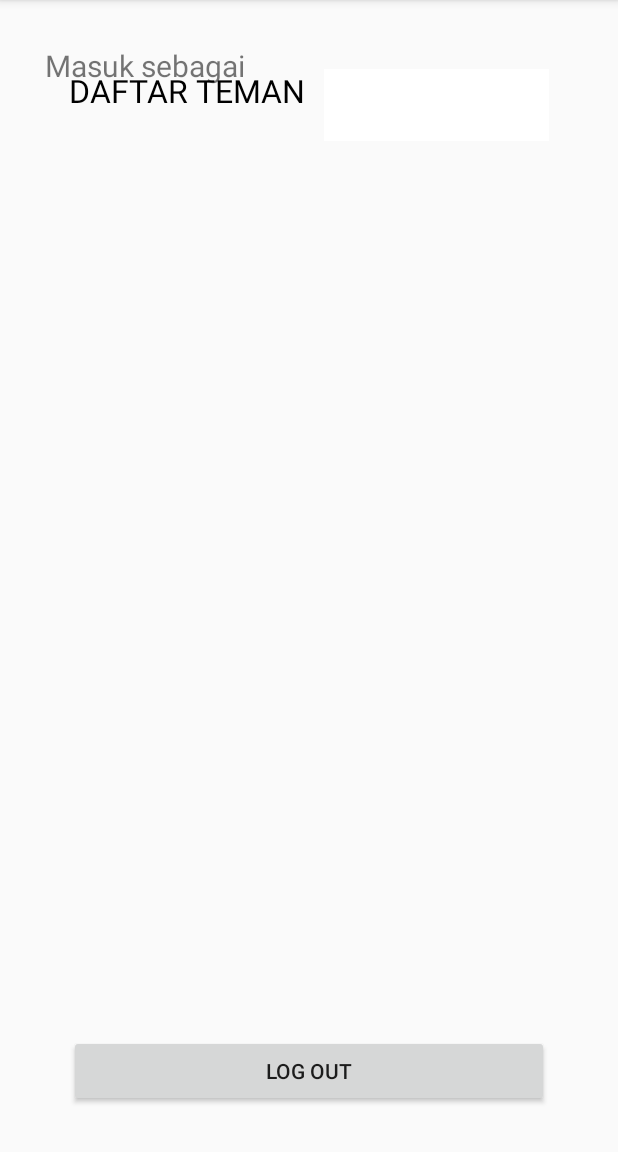
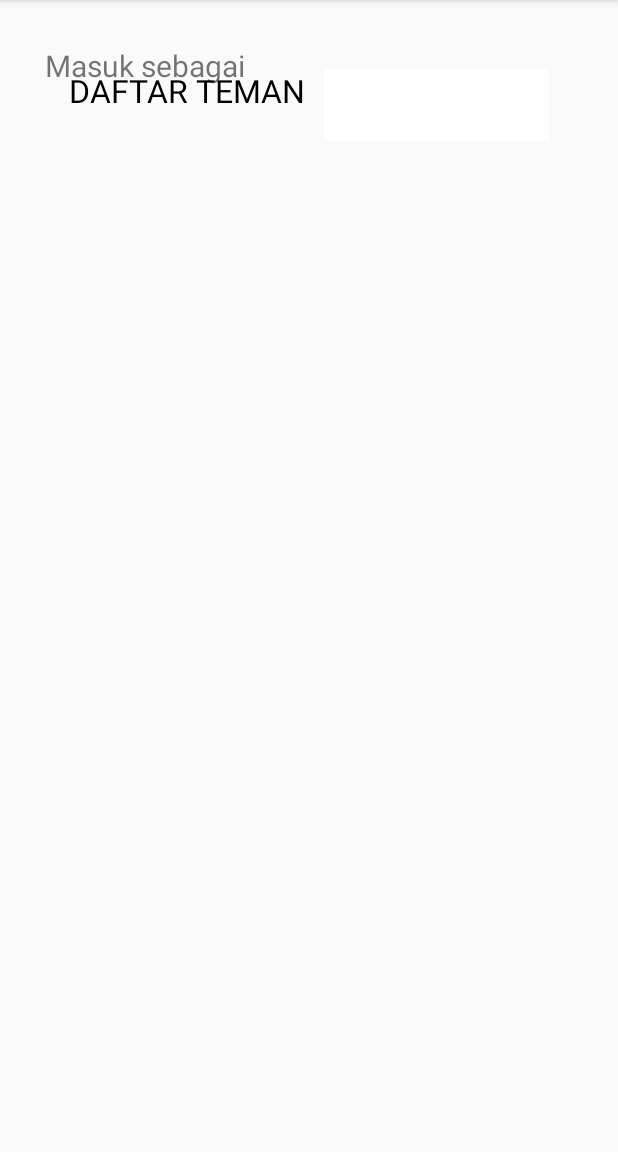
Before and after one commit to sitijuniyanti/UAS-AKB-SitiJuniyanti-10116653, an Android app: the MainActivity screen opened directly, with no data from a screen before it, on a phone screen of 412 x 824 dp, the part 84-1236 px from its top. Run offline under Robolectric (Android 15) with nearby library versions, the phone set to English and light mode, and no system bars; libraries missing offline, so code that uses them is left out: io.realm.

Commit message:
first commit

```diff
--- a/app/src/main/res/layout/activity_list_teman.xml
+++ b/app/src/main/res/layout/activity_list_teman.xml
@@ -11,7 +11,7 @@
         android:id="@+id/recyclerView"
         android:layout_width="match_parent"
         android:layout_height="match_parent"
-        android:layout_below="@+id/rel_main_top"
+
         android:layout_marginTop="16dp">
     </android.support.v7.widget.RecyclerView>
 
--- a/app/src/main/res/layout/activity_main.xml
+++ b/app/src/main/res/layout/activity_main.xml
@@ -68,17 +68,8 @@
 
 
 
-    <Button
-        android:id="@+id/button_logoutMain"
-        android:layout_width="match_parent"
-        android:layout_height="wrap_content"
-        android:layout_alignParentBottom="true"
-        android:layout_marginTop="10dp"
-        android:text="Log Out" />
 
-
-
-    </RelativeLayout>
+        </RelativeLayout>
 </RelativeLayout>
 
 </RelativeLayout>
```
Also changed, not shown: 3 other files.
